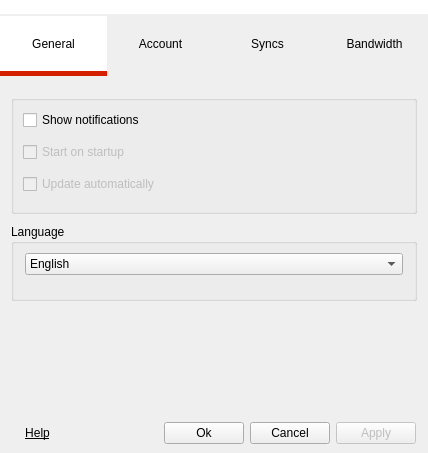
Qt form Source/MEGASync/gui/SettingsDialog.ui (meganz/MEGAsync) before a commit.
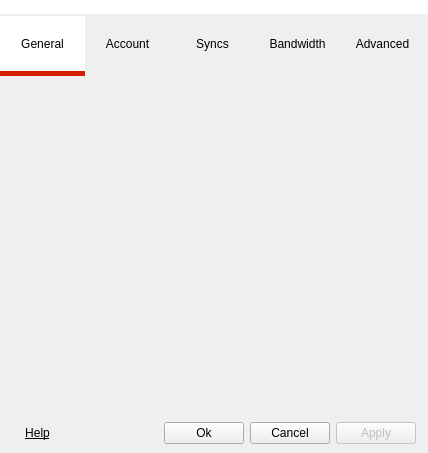
The same form after that commit. The open tabs and pages were chosen to show the change. Icons and pictures are not drawn.

Commit message: New 'Advanced' tab in settings. Still empty.

```diff
--- a/Source/MEGASync/gui/SettingsDialog.ui
+++ b/Source/MEGASync/gui/SettingsDialog.ui
@@ -102,13 +102,13 @@
        <widget class="QToolButton" name="bGeneral">
         <property name="minimumSize">
          <size>
-          <width>107</width>
+          <width>85</width>
           <height>60</height>
          </size>
         </property>
         <property name="maximumSize">
          <size>
-          <width>107</width>
+          <width>85</width>
           <height>60</height>
          </size>
         </property>
@@ -143,13 +143,13 @@
        <widget class="QToolButton" name="bAccount">
         <property name="minimumSize">
          <size>
-          <width>107</width>
+          <width>85</width>
           <height>60</height>
          </size>
         </property>
         <property name="maximumSize">
          <size>
-          <width>107</width>
+          <width>85</width>
           <height>60</height>
          </size>
         </property>
@@ -178,13 +178,13 @@
        <widget class="QToolButton" name="bSyncs">
         <property name="minimumSize">
          <size>
-          <width>107</width>
+          <width>85</width>
           <height>60</height>
          </size>
         </property>
         <property name="maximumSize">
          <size>
-          <width>107</width>
+          <width>85</width>
           <height>60</height>
          </size>
         </property>
@@ -213,13 +213,13 @@
        <widget class="QToolButton" name="bBandwidth">
         <property name="minimumSize">
          <size>
-          <width>107</width>
+          <width>85</width>
           <height>60</height>
          </size>
         </property>
         <property name="maximumSize">
          <size>
-          <width>107</width>
+          <width>85</width>
           <height>60</height>
          </size>
         </property>
@@ -244,6 +244,41 @@
         </property>
        </widget>
       </item>
+      <item>
+       <widget class="QToolButton" name="bAdvanced">
+        <property name="minimumSize">
+         <size>
+          <width>85</width>
+          <height>60</height>
+         </size>
+        </property>
+        <property name="maximumSize">
+         <size>
+          <width>85</width>
+          <height>60</height>
+         </size>
+        </property>
+        <property name="text">
+         <string>Advanced</string>
+        </property>
+        <property name="icon">
+         <iconset resource="Resources.qrc">
+          <normaloff>:/images/advanced_32.png</normaloff>:/images/advanced_32.png</iconset>
+        </property>
+        <property name="iconSize">
+         <size>
+          <width>32</width>
+          <height>32</height>
+         </size>
+        </property>
+        <property name="checkable">
+         <bool>true</bool>
+        </property>
+        <property name="toolButtonStyle">
+         <enum>Qt::ToolButtonTextUnderIcon</enum>
+        </property>
+       </widget>
+      </item>
      </layout>
     </widget>
    </item>
@@ -935,6 +970,7 @@
        </item>
       </layout>
      </widget>
+     <widget class="QWidget" name="pAdvanced"/>
      <widget class="QWidget" name="pProxies">
       <layout class="QVBoxLayout" name="verticalLayout_11">
        <property name="topMargin">
```
The commit also changes 2 other files.
